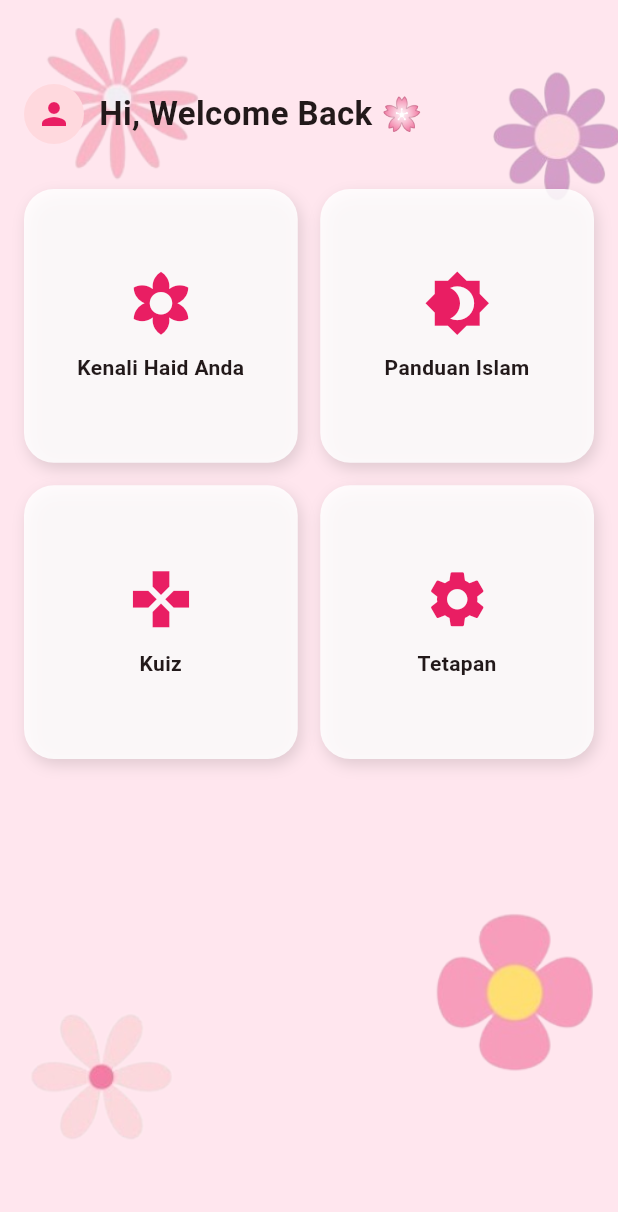
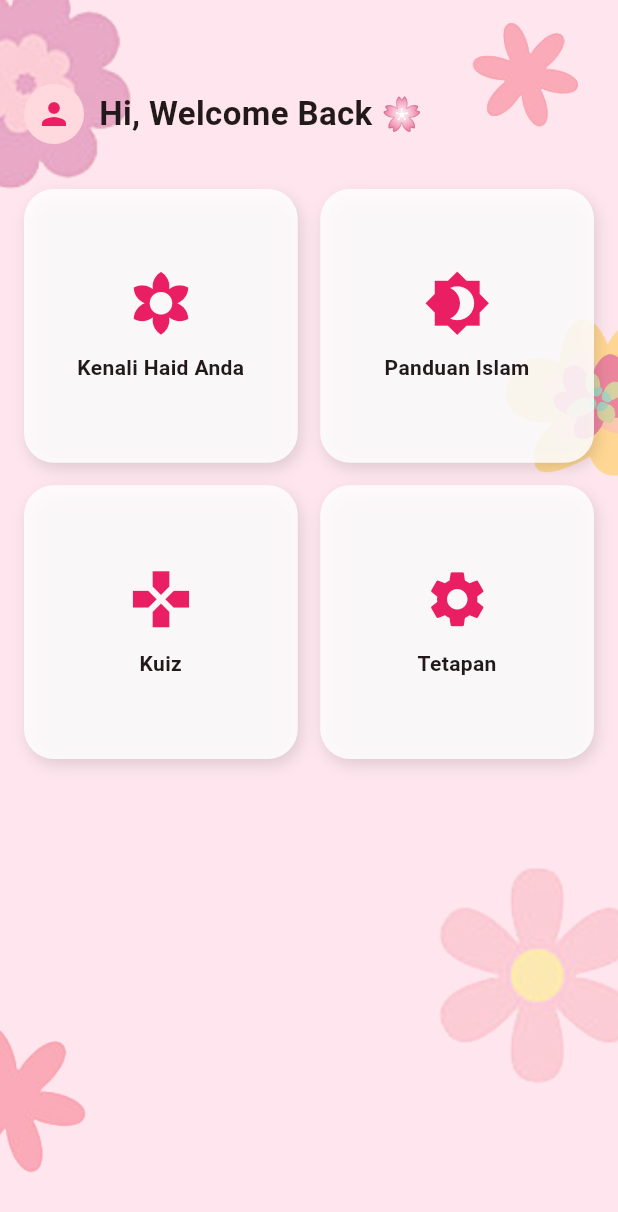
Before and after one commit to Wan-Izzaty/blooming_petal, a Flutter app: the screen it shows after launch, on a phone screen of 412 x 824 dp. Shown: the top 1212 px of the screen. Run offline on Flutter 3.47's test engine with Material 3 defaults, Android fonts, the phone set to English and light mode, and no system bars; our stand-ins replace animated_text_kit, audioplayers, cloud_firestore, firebase_auth, firebase_core, video_player; accounts and stored records are empty.

Commit message:
tukar background

```diff
--- a/lib/background_screen.dart
+++ b/lib/background_screen.dart
@@ -16,11 +16,11 @@ class BackgroundWrapper extends StatelessWidget {
           // 🌸 Bunga Kiri Atas
           Positioned(
             top: -20,
-            left: -20,
+            left: -60,
             child: Opacity(
-              opacity: 0.65,
+              opacity: 0.30,
               child: Image.asset(
-                'assets/images/flower1.png',
+                'assets/images/bunga purple.png',
                 width: 180,
                 fit: BoxFit.contain,
               ),
@@ -29,13 +29,26 @@ class BackgroundWrapper extends StatelessWidget {
 
           // 🌸 BUNGA ATAS KANAN
           Positioned(
-            top: 30,
-            right: -30,
+            top: 10,
+            right: 10,
             child: Opacity(
-              opacity: 0.65,
+              opacity: 0.30,
               child: Image.asset(
-                'assets/images/flower2.png',
-                width: 150,
+                'assets/images/bunga merah.png',
+                width: 100,
+                fit: BoxFit.contain,
+              ),
+            ),
+          ),
+          //Bunga kuning tengah tengah
+          Positioned(
+            top: 200,
+            right: -50,
+            child: Opacity(
+              opacity: 0.60,
+              child: Image.asset(
+                'assets/images/bunga kuning.png',
+                width: 130,
                 fit: BoxFit.contain,
               ),
             ),
@@ -43,13 +56,13 @@ class BackgroundWrapper extends StatelessWidget {
 
           // 🌸 BUNGA BAWAH KIRI
           Positioned(
-            bottom: 50,
-            left: -10,
+            bottom: 30,
+            left: -60,
             child: Opacity(
-              opacity: 0.95,
+              opacity: 0.30,
               child: Image.asset(
-                'assets/images/flower3.png',
-                width: 160,
+                'assets/images/bunga merah.png',
+                width: 140,
                 fit: BoxFit.contain,
               ),
             ),
@@ -57,26 +70,19 @@ class BackgroundWrapper extends StatelessWidget {
 
           // 🌸 BUNGA BAWAH KANAN
           Positioned(
-            bottom: 80,
-            right: -20,
+            bottom: 70,
+            right: -55,
             child: Opacity(
-              opacity: 0.65,
+              opacity: 0.30,
               child: Image.asset(
-                'assets/images/flower4.png',
+                'assets/images/bunga pink.png',
                 width: 200,
                 fit: BoxFit.contain,
               ),
             ),
           ),
 
-          // ❤️ SINI PUNCANYA: Kita buang GestureDetector hantu tadi.
-          // Guna Positioned.fill dibalut dengan SafeArea sahaja dah cukup untuk hidupkan butang bawah dia.
-          Positioned.fill(
-            child: SafeArea(
-              child:
-                  child, // <-- Menu & butang HomeScreen / LoginScreen duduk sini dengan aman
-            ),
-          ),
+          Positioned.fill(child: SafeArea(child: child)),
         ],
       ),
     );
```
